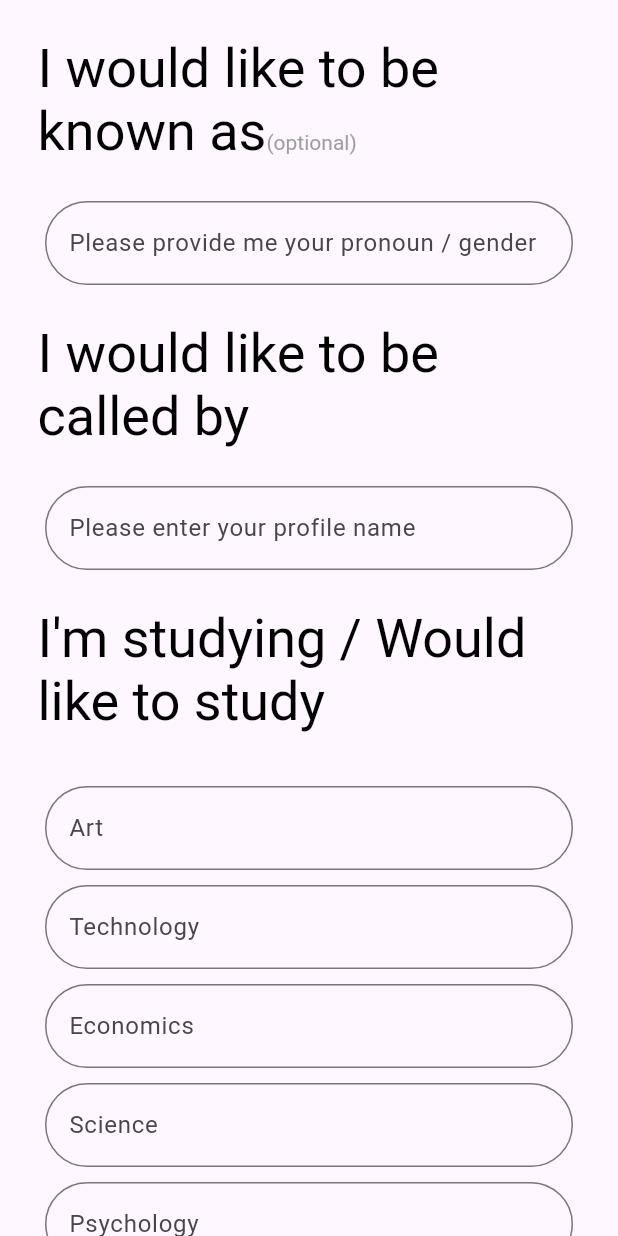
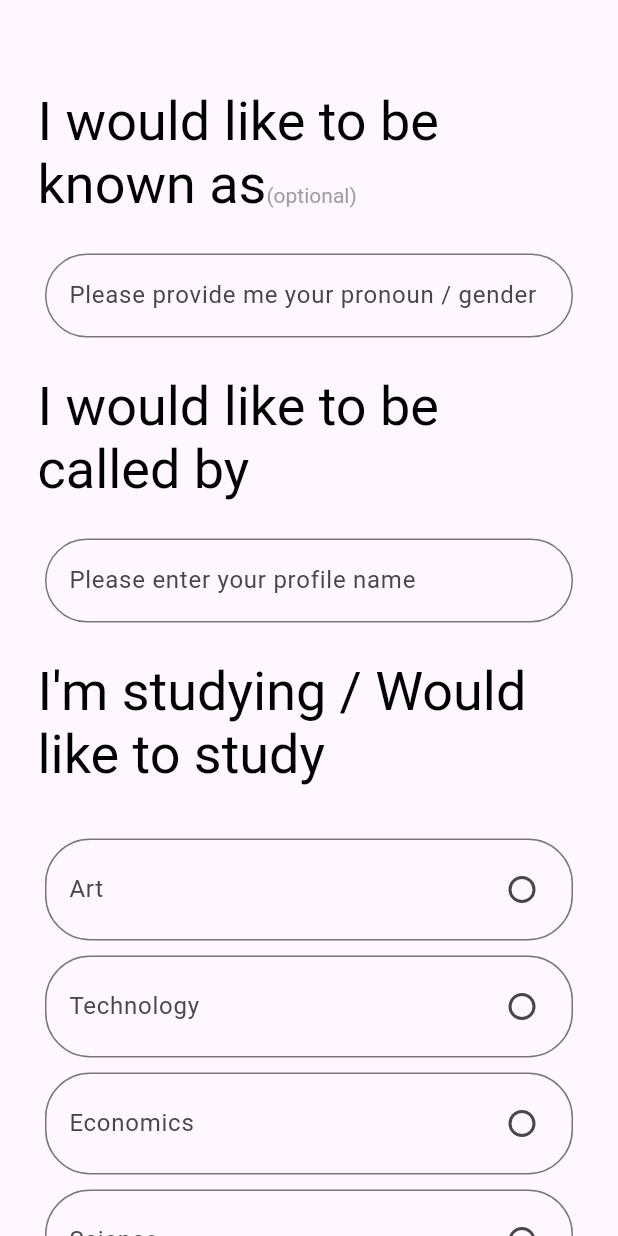
Before and after one commit to Kanishka714/donextui6, a Flutter app: the screen it shows after launch, on a phone screen of 412 x 824 dp. Run offline on Flutter 3.47's test engine with Material 3 defaults, Android fonts, the phone set to English and light mode, and no system bars.

Commit message:
using reusable textfields

```diff
--- a/lib/home_page.dart
+++ b/lib/home_page.dart
@@ -1,18 +1,25 @@
 import 'package:flutter/material.dart';
 
 class HomePage extends StatefulWidget {
-  const HomePage({super.key});
+  const HomePage({Key? key}) : super(key: key);
 
   @override
   State<HomePage> createState() => _HomePageState();
 }
 
 class _HomePageState extends State<HomePage> {
+  //late double width, height;
+  String? selectedRadio;
+
   @override
   Widget build(BuildContext context) {
-    return SafeArea(
-      child: Scaffold(
-        body: Container(
+    //height = MediaQuery.of(context).size.height;
+    //width = MediaQuery.of(context).size.width;
+    return Scaffold(
+        body: Padding(
+          padding: const EdgeInsets.only(top:35.0),
+          child: Container(
+            //height: height*.1,
             child: SingleChildScrollView(
               scrollDirection: Axis.vertical,
               child: Column(
@@ -24,11 +31,12 @@ class _HomePageState extends State<HomePage> {
                         text: TextSpan(children: [
                           TextSpan(
                             text: 'I would like to be known as',
-                            style:
-                                TextStyle(fontSize: 36.0, color: Colors.black)),
+                            style: TextStyle(fontSize: 36.0, color: Colors.black),
+                          ),
                           TextSpan(
                             text: '(optional)',
-                            style: TextStyle(color: Colors.grey)),
+                            style: TextStyle(color: Colors.grey),
+                          ),
                         ]),
                       ),
                     ),
@@ -38,13 +46,14 @@ class _HomePageState extends State<HomePage> {
                     child: TextField(
                       decoration: InputDecoration(
                         border: OutlineInputBorder(
-                          borderRadius: BorderRadius.circular(30)),
-                      hintText: ("Please provide me your pronoun / gender"),
+                          borderRadius: BorderRadius.circular(30),
+                        ),
+                        hintText: "Please provide me your pronoun / gender",
                       ),
                     ),
                   ),
 
-                //second copy pase
+                  // Second text field
                   Padding(
                     padding: const EdgeInsets.all(25.0),
                     child: Container(
@@ -52,8 +61,8 @@ class _HomePageState extends State<HomePage> {
                         text: TextSpan(children: [
                           TextSpan(
                             text: 'I would like to be called by',
-                            style:
-                                TextStyle(fontSize: 36.0, color: Colors.black)),
+                            style: TextStyle(fontSize: 36.0, color: Colors.black),
+                          ),
                         ]),
                       ),
                     ),
@@ -63,13 +72,14 @@ class _HomePageState extends State<HomePage> {
                     child: TextField(
                       decoration: InputDecoration(
                         border: OutlineInputBorder(
-                          borderRadius: BorderRadius.circular(30)),
-                      hintText: ("Please enter your profile name"),
+                          borderRadius: BorderRadius.circular(30),
+                        ),
+                        hintText: "Please enter your profile name",
                       ),
                     ),
                   ),
 
-                //third copy pase
+                  // Third text field
                   Padding(
                     padding: const EdgeInsets.all(25.0),
                     child: Container(
@@ -77,137 +87,56 @@ class _HomePageState extends State<HomePage> {
                         text: TextSpan(children: [
                           TextSpan(
                             text: 'I\'m studying / Would like to study',
-                            style:
-                                TextStyle(fontSize: 36.0, color: Colors.black)),
+                            style: TextStyle(fontSize: 36.0, color: Colors.black),
+                          ),
                         ]),
                       ),
                     ),
                   ),
 
+                  // Example of dynamic generation of text fields
+                  // This can be done for all the text fields related to studying preferences
                   SizedBox(height: 10.0),
+                  generateStudyTextField("Art"),
+                  SizedBox(height: 10.0),
+                  generateStudyTextField("Technology"),
+                  SizedBox(height: 10.0),
+                  generateStudyTextField("Economics"),
+                  SizedBox(height: 10.0),
+                  generateStudyTextField("Science"),
+                  SizedBox(height: 10.0),
+                  generateStudyTextField("Psychology"),
+                  SizedBox(height: 10.0),
+                  generateStudyTextField("Marketing"),
+                  SizedBox(height: 10.0),
+                  generateStudyTextField("Design"),
+                  SizedBox(height: 20),
 
                   Padding(
-                  padding: const EdgeInsets.only(left: 30.0, right: 30.0),
-                  child: TextField(
-                    decoration: InputDecoration(
-                      border: OutlineInputBorder(
-                          borderRadius: BorderRadius.circular(30)),
-                      hintText: ("Art"),
-                    ),
-
-                  ),
-                ),
-
-                SizedBox(height: 10.0),
-
-                Padding(
-                  padding: const EdgeInsets.only(left: 30.0, right: 30.0),
-                  child: TextField(
-                    decoration: InputDecoration(
-                      border: OutlineInputBorder(
-                          borderRadius: BorderRadius.circular(30)),
-                      hintText: ("Technology"),
-                    ),
-                  ),
-                ),
-
-                SizedBox(height: 10.0),
-
-                Padding(
-                  padding: const EdgeInsets.only(left: 30.0, right: 30.0),
-                  child: TextField(
-                    decoration: InputDecoration(
-                      border: OutlineInputBorder(
-                          borderRadius: BorderRadius.circular(30)),
-                      hintText: ("Economics"),
-                    ),
-                  ),
-                ),
-
-                SizedBox(height: 10.0),
-
-                Padding(
-                  padding: const EdgeInsets.only(left: 30.0, right: 30.0),
-                  child: TextField(
-                    decoration: InputDecoration(
-                      border: OutlineInputBorder(
-                          borderRadius: BorderRadius.circular(30)),
-                      hintText: ("Science"),
-                    ),
-                  ),
-                ),
-
-                SizedBox(height: 10.0),
-
-                Padding(
-                  padding: const EdgeInsets.only(left: 30.0, right: 30.0),
-                  child: TextField(
-                    decoration: InputDecoration(
-                      border: OutlineInputBorder(
-                          borderRadius: BorderRadius.circular(30)),
-                      hintText: ("Psychology"),
-                    ),
-                  ),
-                ),
-
-                SizedBox(height: 10.0),
-
-                Padding(
-                  padding: const EdgeInsets.only(left: 30.0, right: 30.0),
-                  child: TextField(
-                    decoration: InputDecoration(
-                      border: OutlineInputBorder(
-                          borderRadius: BorderRadius.circular(30)),
-                      hintText: ("Marketing"),
-                    ),
-                  ),
-                ),
-
-                SizedBox(height: 10.0),
-
-                Padding(
-                  padding: const EdgeInsets.only(left: 30.0, right: 30.0),
-                  child: TextField(
-                    decoration: InputDecoration(
-                      border: OutlineInputBorder(
-                          borderRadius: BorderRadius.circular(30)),
-                      hintText: ("Design"),
-                    ),
-                  ),
-                ),
-
-                SizedBox(height: 20),
-
-
-                Padding(
-                  padding: const EdgeInsets.only(left: 40.0,right: 40.0),
+                    padding: const EdgeInsets.only(left: 40.0, right: 40.0),
                     child: Row(
                       mainAxisAlignment: MainAxisAlignment.center,
                       children: [
                         Expanded(
                           child: ElevatedButton(
-                          onPressed: (){},
+                            onPressed: () {},
                             child: Text("Cancel"),
                           ),
                         ),
-
                         SizedBox(width: 20),
-
                         Expanded(
                           child: ElevatedButton(
-                          onPressed: (){},
+                            onPressed: () {},
                             child: Text("Save"),
                             style: ElevatedButton.styleFrom(
-                            backgroundColor : Colors.greenAccent,
+                              backgroundColor: Colors.greenAccent,
                             ),
-                        )),
+                          ),
+                        ),
                       ],
                     ),
                   ),
-
                   SizedBox(height: 20),
-
-
                 ],
               ),
             ),
@@ -215,4 +144,39 @@ class _HomePageState extends State<HomePage> {
         ),
     );
   }
+
+  // Function to generate text field for studying preference
+  Widget generateStudyTextField(String hintText) {
+    return Padding(
+      padding: const EdgeInsets.only(left: 30.0, right: 30.0),
+      child: TextField(
+        decoration: InputDecoration(
+          border: OutlineInputBorder(
+            borderRadius: BorderRadius.circular(30),
+          ),
+          hintText: hintText,
+          suffixIcon: GestureDetector(
+            onTap: () {
+              setState(() {
+                selectedRadio = hintText;
+              });
+            },
+            child: Container(
+              padding: EdgeInsets.all(10),
+              child: Radio(
+                value: hintText,
+                groupValue: selectedRadio,
+                onChanged: (value) {
+                  setState(() {
+                    selectedRadio = value as String?;
+                  });
+                },
+                activeColor: Colors.green,
+              ),
+            ),
+          ),
+        ),
+      ),
+    );
   }
+}
```
Lines whose indentation alone changed are shown as unchanged.
